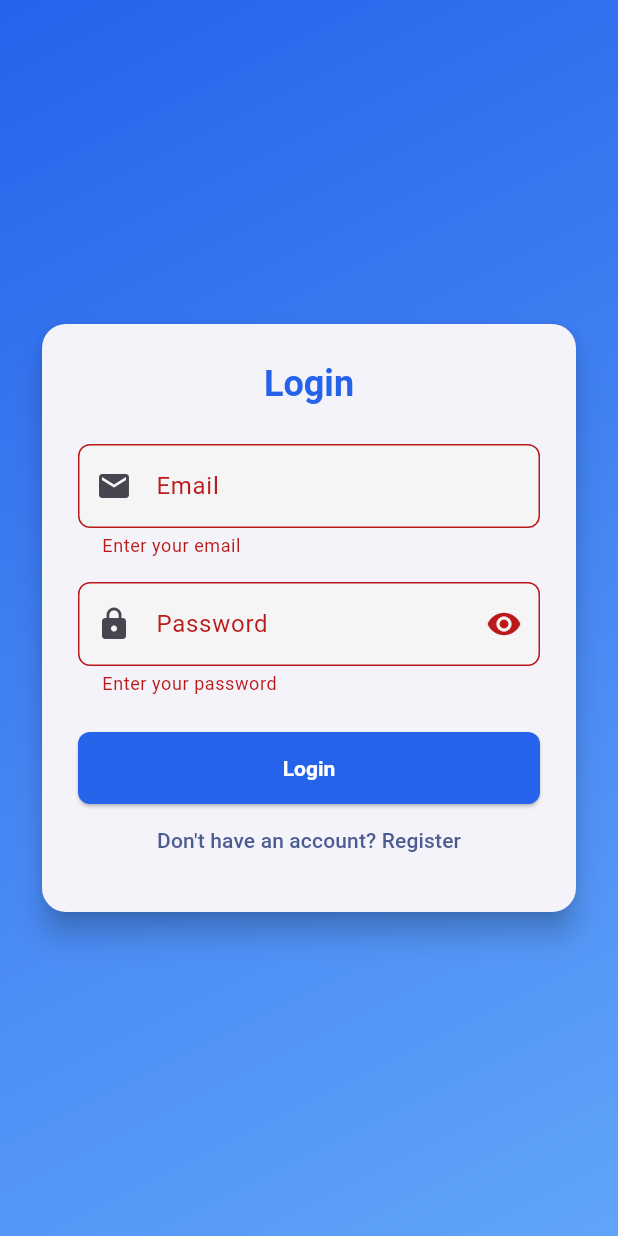
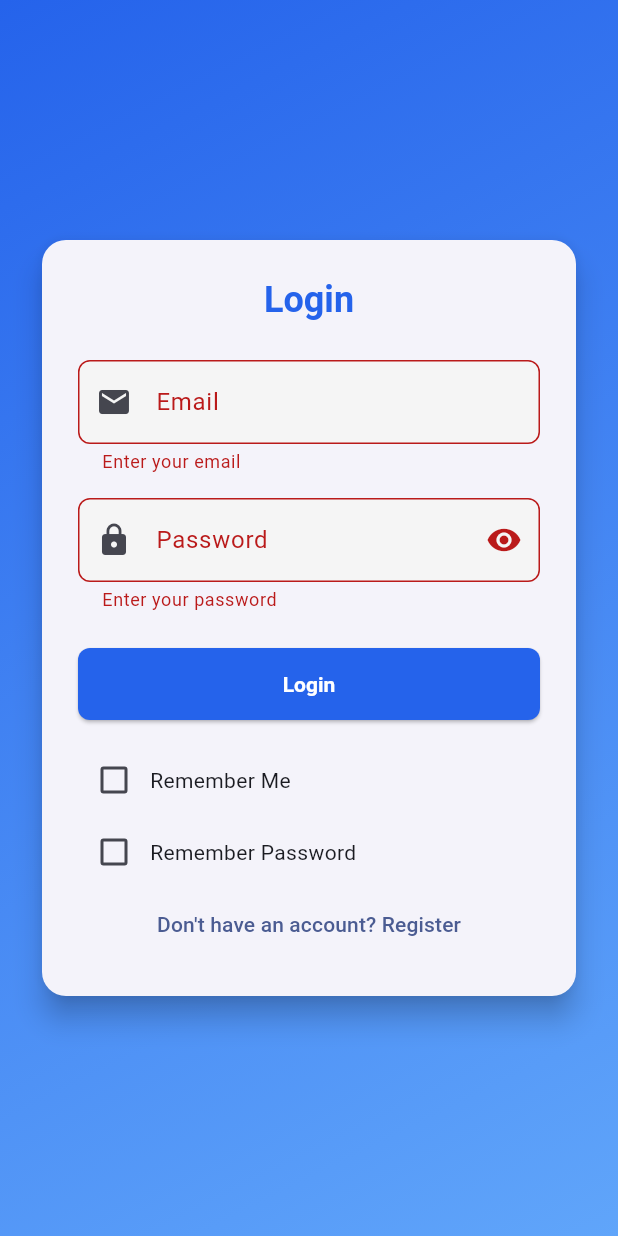
Before and after one commit to Faqih001/learning_material_downloader-app, a Flutter app: the AuthScreen screen opened by its route, after a tap on "Login", on a phone screen of 412 x 824 dp. Run offline on Flutter 3.47's test engine with Material 3 defaults, Android fonts, the phone set to English and light mode, and no system bars; our stand-ins replace flutter_dotenv, google_maps_flutter, shared_preferences, smooth_page_indicator; accounts and stored records are empty.

Commit message:
Update build configuration and enhance AuthScreen with remember me functionality

```diff
--- a/lib/screens/auth_screen.dart
+++ b/lib/screens/auth_screen.dart
@@ -1,5 +1,6 @@
 import 'package:flutter/material.dart';
 import '../services/auth_service.dart';
+import 'package:shared_preferences/shared_preferences.dart';
 
 class AuthScreen extends StatefulWidget {
   const AuthScreen({super.key});
@@ -33,6 +34,33 @@ class _AuthScreenState extends State<AuthScreen> {
     setState(() => _obscurePassword = !_obscurePassword);
   }
 
+  bool _rememberMe = false;
+  bool _rememberPassword = false;
+
+  @override
+  void initState() {
+    super.initState();
+    _loadRememberedEmail();
+  }
+
+  Future<void> _loadRememberedEmail() async {
+    final prefs = await SharedPreferences.getInstance();
+    final remembered = prefs.getBool('remember_me') ?? false;
+    final rememberedPwd = prefs.getBool('remember_password') ?? false;
+    final email = prefs.getString('remembered_email') ?? '';
+    final password = prefs.getString('remembered_password') ?? '';
+    setState(() {
+      _rememberMe = remembered;
+      _rememberPassword = rememberedPwd;
+      if (remembered && email.isNotEmpty) {
+        _emailController.text = email;
+      }
+      if (rememberedPwd && password.isNotEmpty) {
+        _passwordController.text = password;
+      }
+    });
+  }
+
   void _toggleConfirm() {
     setState(() => _obscureConfirm = !_obscureConfirm);
   }
@@ -49,6 +77,27 @@ class _AuthScreenState extends State<AuthScreen> {
           _emailController.text.trim(),
           _passwordController.text,
         );
+        final prefs = await SharedPreferences.getInstance();
+        if (_rememberMe && result == null) {
+          await prefs.setBool('remember_me', true);
+          await prefs.setString(
+            'remembered_email',
+            _emailController.text.trim(),
+          );
+        } else {
+          await prefs.setBool('remember_me', false);
+          await prefs.remove('remembered_email');
+        }
+        if (_rememberPassword && result == null) {
+          await prefs.setBool('remember_password', true);
+          await prefs.setString(
+            'remembered_password',
+            _passwordController.text,
+          );
+        } else {
+          await prefs.setBool('remember_password', false);
+          await prefs.remove('remembered_password');
+        }
         setState(() => _loading = false);
         if (result == null) {
           if (!mounted) return;
@@ -246,6 +295,38 @@ class _AuthScreenState extends State<AuthScreen> {
                           child: Text(isLogin ? 'Login' : 'Register'),
                         ),
                       ),
+                      const SizedBox(height: 16),
+                      if (isLogin)
+                        Column(
+                          children: [
+                            Row(
+                              children: [
+                                Checkbox(
+                                  value: _rememberMe,
+                                  onChanged: (val) {
+                                    setState(() {
+                                      _rememberMe = val ?? false;
+                                    });
+                                  },
+                                ),
+                                const Text('Remember Me'),
+                              ],
+                            ),
+                            Row(
+                              children: [
+                                Checkbox(
+                                  value: _rememberPassword,
+                                  onChanged: (val) {
+                                    setState(() {
+                                      _rememberPassword = val ?? false;
+                                    });
+                                  },
+                                ),
+                                const Text('Remember Password'),
+                              ],
+                            ),
+                          ],
+                        ),
                       TextButton(
                         onPressed: _loading ? null : _toggleMode,
                         child: Text(
--- a/lib/widgets/google_map_widget.dart
+++ b/lib/widgets/google_map_widget.dart
@@ -1,4 +1,3 @@
-import 'package:flutter_dotenv/flutter_dotenv.dart';
 import 'package:google_maps_flutter/google_maps_flutter.dart';
 import 'package:flutter/material.dart';
 
@@ -7,7 +6,6 @@ class GoogleMapWidget extends StatelessWidget {
 
   @override
   Widget build(BuildContext context) {
-    final apiKey = dotenv.env['GOOGLE_MAPS_API_KEY'] ?? '';
     // The apiKey is set in the AndroidManifest.xml and Info.plist for real apps
     return SizedBox(
       height: 220,
--- a/pubspec.yaml
+++ b/pubspec.yaml
@@ -46,6 +46,7 @@ dependencies:
   smooth_page_indicator: any
   flutter_dotenv: ^5.2.1
   flutter_ai_toolkit: ^0.9.1
+  google_generative_ai: ^0.4.7
 
 dev_dependencies:
   flutter_test:
@@ -62,6 +63,9 @@ flutter:
   # included with your application, so that you can use the icons in
   # the material Icons class.
   uses-material-design: true
+
+  assets:
+    - .env
 
   # To add assets to your application, add an assets section, like this:
   # assets:
```
Also changed, not shown: lib/screens/chatbot_screen.dart (+8 -16 lines), pubspec.lock, 3 other files.
